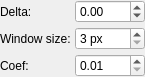
Above: src/core/filters/output/OptionsWidgetBinarizationSauvola.ui from 2ndmax/scantailor-ocr before the change. Below: the same form after it.
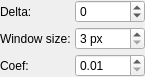
That is the form after the change.

```diff
--- a/src/core/filters/output/OptionsWidgetBinarizationSauvola.ui
+++ b/src/core/filters/output/OptionsWidgetBinarizationSauvola.ui
@@ -49,6 +49,9 @@
        <property name="toolTip">
         <string>Default value is 0.</string>
        </property>
+       <property name="decimals">
+        <number>0</number>
+       </property>
        <property name="minimum">
         <double>-100.0</double>
        </property>
```
